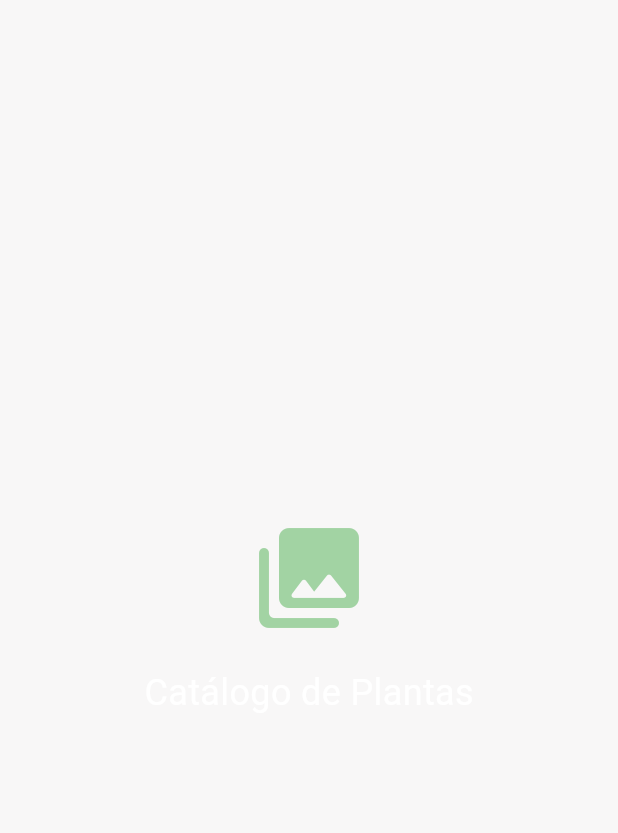
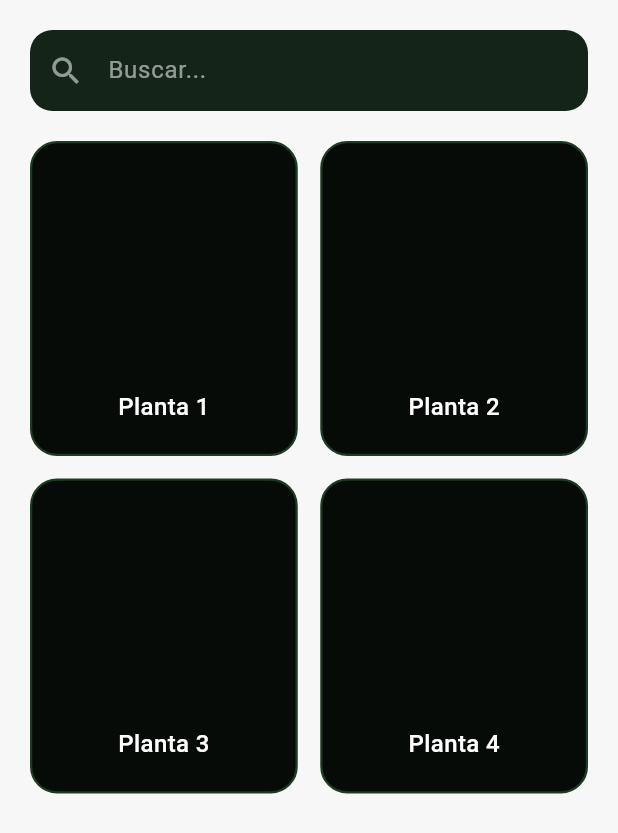
Before and after one commit to jorcev93/jbre_app, a Flutter app: the _GaleriaView widget shown alone on an empty page, opened directly, on a phone screen of 412 x 824 dp. Shown: the top 833 px of the screen. Run offline on Flutter 3.47's test engine with Material 3 defaults, Android fonts, the phone set to English and light mode, and no system bars; our stand-ins replace dio, flutter_dotenv, flutter_riverpod, formz, go_router, google_fonts and 1 more; accounts and stored records are empty; statements that could not run were skipped.

Commit message:
feat: add domain in plants

```diff
--- a/lib/features/home/presentation/screens/home_screen.dart
+++ b/lib/features/home/presentation/screens/home_screen.dart
@@ -284,21 +284,88 @@ class _GaleriaView extends StatelessWidget {
 
   @override
   Widget build(BuildContext context) {
-    return Center(
-      child: Column(
-        mainAxisAlignment: MainAxisAlignment.center,
+    return Column(
+      children: [
+        // Search Bar
+        Padding(
+          padding: const EdgeInsets.fromLTRB(20, 20, 20, 10),
+          child: Container(
+            decoration: BoxDecoration(
+              color: const Color(
+                0xFF142418,
+              ), // Slightly lighter dark green than background
+              borderRadius: BorderRadius.circular(15),
+            ),
+            child: TextField(
+              style: GoogleFonts.montserratAlternates(color: Colors.white),
+              decoration: InputDecoration(
+                hintText: 'Buscar...',
+                hintStyle: GoogleFonts.montserratAlternates(
+                  color: Colors.white54,
+                ),
+                prefixIcon: const Icon(Icons.search, color: Colors.white54),
+                border: InputBorder.none,
+                contentPadding: const EdgeInsets.symmetric(
+                  vertical: 15,
+                  horizontal: 15,
+                ),
+              ),
+            ),
+          ),
+        ),
+
+        // Grid View
+        Expanded(
+          child: GridView.builder(
+            padding: const EdgeInsets.symmetric(horizontal: 20, vertical: 10),
+            gridDelegate: const SliverGridDelegateWithFixedCrossAxisCount(
+              crossAxisCount: 2,
+              crossAxisSpacing: 15,
+              mainAxisSpacing: 15,
+              childAspectRatio: 0.85, // Slightly taller than wide
+            ),
+            itemCount: 4, // Placeholder count for Planta 1 to 4
+            itemBuilder: (context, index) {
+              return _PlantCard(title: 'Planta ${index + 1}');
+            },
+          ),
+        ),
+      ],
+    );
+  }
+}
+
+class _PlantCard extends StatelessWidget {
+  final String title;
+
+  const _PlantCard({required this.title});
+
+  @override
+  Widget build(BuildContext context) {
+    return Container(
+      decoration: BoxDecoration(
+        color: const Color(0xFF070B08), // Darker inner background
+        borderRadius: BorderRadius.circular(18),
+        border: Border.all(
+          color: const Color(0xFF1B3B22), // Green border outline
+          width: 1.5,
+        ),
+      ),
+      child: Stack(
         children: [
-          Icon(
-            Icons.photo_library_rounded,
-            size: 80,
-            color: Colors.green.withOpacity(0.5),
-          ),
-          const SizedBox(height: 20),
-          Text(
-            'Catálogo de Plantas',
-            style: GoogleFonts.montserratAlternates(
-              fontSize: 24,
-              color: Colors.white,
+          // Content inside the card
+          Align(
+            alignment: Alignment.bottomCenter,
+            child: Padding(
+              padding: const EdgeInsets.only(bottom: 20),
+              child: Text(
+                title,
+                style: GoogleFonts.montserratAlternates(
+                  color: Colors.white,
+                  fontWeight: FontWeight.w500,
+                  fontSize: 16,
+                ),
+              ),
             ),
           ),
         ],
--- /dev/null
+++ b/lib/features/plants/domain/datasources/datasources.dart
@@ -0,0 +1 @@
+export 'plants_datasource.dart';
--- /dev/null
+++ b/lib/features/plants/domain/domain.dart
@@ -0,0 +1,3 @@
+export 'entities/entities.dart';
+export 'datasources/datasources.dart';
+export 'repositories/repositories.dart';
--- /dev/null
+++ b/lib/features/plants/domain/entities/entities.dart
@@ -0,0 +1 @@
+export 'plants.dart';
--- /dev/null
+++ b/lib/features/plants/domain/repositories/repositories.dart
@@ -0,0 +1 @@
+export 'plants_repository.dart';
--- /dev/null
+++ b/lib/features/plants/infrastructure/infrastructure.dart
@@ -0,0 +1,3 @@
+export 'datasources/plants_datasource_impl.dart';
+export 'mappers/plant_mapper.dart';
+export 'repositories/plants_repository_impl.dart';
```
Also changed, not shown: lib/features/plants/domain/datasources/plants_datasource.dart (added, +8 -0 lines), lib/features/plants/domain/entities/plants.dart (added, +207 -0 lines), lib/features/plants/domain/repositories/plants_repository.dart (added, +8 -0 lines), lib/features/plants/infrastructure/datasources/plants_datasource_impl.dart (added, +51 -0 lines), lib/features/plants/infrastructure/mappers/plant_mapper.dart (added, +141 -0 lines), lib/features/plants/infrastructure/repositories/plants_repository_impl.dart (added, +27 -0 lines), lib/features/plants/presentation/providers/plants_repository_provider.dart (added), lib/features/plants/presentation/providers/providers.dart (added), 2 other files.
